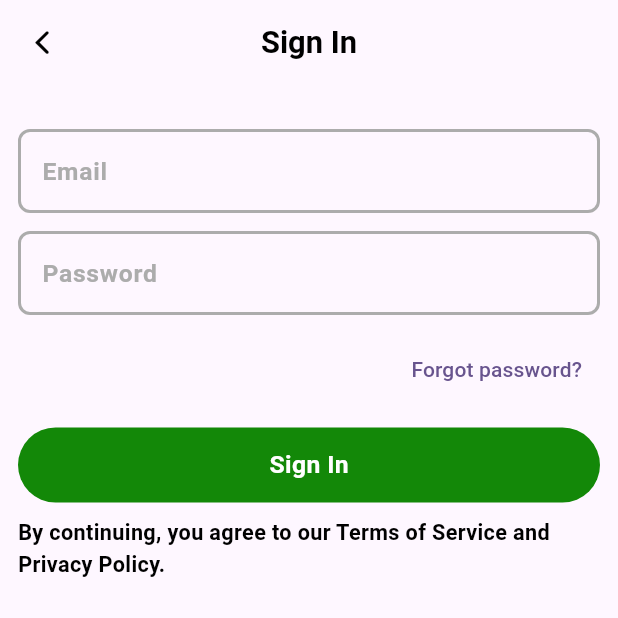
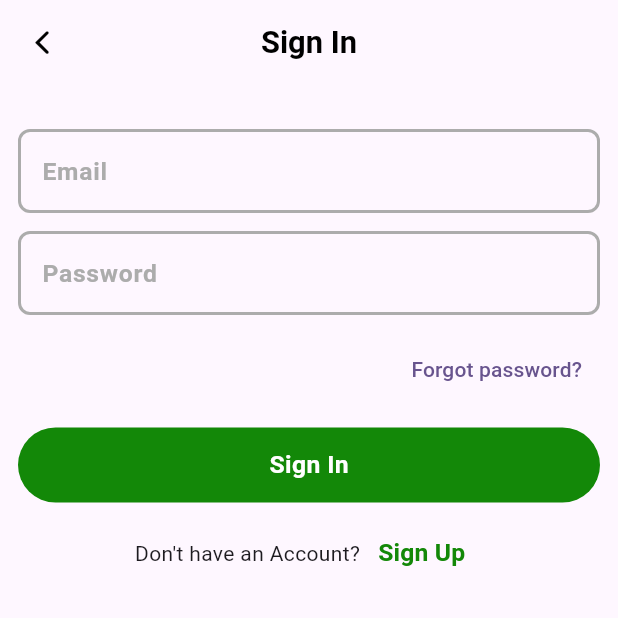
Before and after one commit to Universityprojects1/grad_project, a Flutter app: the screen it shows after launch, on a phone screen of 412 x 824 dp, the top half of it. Run offline on Flutter 3.47's test engine with Material 3 defaults, Android fonts, the phone set to English and light mode, and no system bars; our stand-ins replace bloc, dio, dropdown_button2, flutter_easyloading, flutter_secure_storage, gap and 4 more; accounts and stored records are empty; Roboto replaces fonts that are missing (Montserrat).

Commit message:
finish sign up screen

```diff
--- a/lib/config/routes/routes.dart
+++ b/lib/config/routes/routes.dart
@@ -1,4 +1,5 @@
 import 'package:final_proj/feature/auth/presentation/screens/sign_in/sign_in_screen.dart';
+import 'package:final_proj/feature/auth/presentation/screens/sign_up/sign_up_screen.dart';
 import 'package:final_proj/feature/auth/presentation/screens/splash/splash_screen.dart';
 import 'package:final_proj/feature/home_feature/home.dart';
 import 'package:go_router/go_router.dart';
@@ -24,7 +25,7 @@ class AppRoute {
       ),
       GoRoute(
         path: signUpScreen,
-        builder: (context, state) => const HomePage(),
+        builder: (context, state) => const SignUpScreen(),
       ),
     ],
   );
--- a/lib/core/utils/app_string.dart
+++ b/lib/core/utils/app_string.dart
@@ -17,4 +17,8 @@ abstract class AppString {
   static const String forgotPassword = "Forgot password?";
   static const String forgotPasswordWithoutQuestionMark = "Forgot password";
   static const String txtOfPolicy = "By continuing, you agree to our Terms of Service and Privacy Policy.";
+  static const String doNotHaveAccount = "Don't have an Account?";
+  static const String haveAccount = "Already have an Account?";
+  static const String name = "Name";
+  static const String phone = "Phone";
 }
--- a/lib/feature/auth/presentation/screens/sign_in/sign_in_screen.dart
+++ b/lib/feature/auth/presentation/screens/sign_in/sign_in_screen.dart
@@ -1,3 +1,4 @@
+import 'package:final_proj/config/routes/routes.dart';
 import 'package:final_proj/core/utils/app_color.dart';
 import 'package:final_proj/core/utils/app_string.dart';
 import 'package:final_proj/core/utils/component/custom_button.dart';
@@ -5,6 +6,7 @@ import 'package:final_proj/core/utils/fonts.dart';
 import 'package:final_proj/feature/auth/presentation/widgets/textFormFieldOfAuth.dart';
 import 'package:flutter/material.dart';
 import 'package:gap/gap.dart';
+import 'package:go_router/go_router.dart';
 
 import '../../widgets/custom_app-bar_of-auth.dart';
 
@@ -35,7 +37,6 @@ class _SignInScreenState extends State<SignInScreen> {
         child: Padding(
           padding: const EdgeInsets.symmetric(horizontal: 12.0),
           child: Column(
-            crossAxisAlignment: CrossAxisAlignment.end,
             children: [
               const Gap(30),
               CustomTextFieldOfAuth(
@@ -48,18 +49,31 @@ class _SignInScreenState extends State<SignInScreen> {
                 controller: TextEditingController(),
                 readOnly: false,
               ),
-              TextButton(
-                  onPressed: () {},
-                  child: const Text(AppString.forgotPassword)),
+              Align(
+                alignment: Alignment.centerRight,
+                child: TextButton(
+                    onPressed: () {},
+                    child: const Text(AppString.forgotPassword)),
+              ),
               const Gap(15),
               const CustomButton(
                   text: AppString.signIn, color: AppColor.primaryColor),
               const Gap(10),
-              Text(
-                AppString.txtOfPolicy,
-                style: AppFonts.textRegular14(context)
-                    .copyWith(fontWeight: FontWeight.bold),
-              )
+              Row(
+                mainAxisAlignment: MainAxisAlignment.center,
+                children: [
+                  const Text(AppString.doNotHaveAccount),
+                  TextButton(
+                      onPressed: () {
+                        GoRouter.of(context).push(AppRoute.signUpScreen);
+                      },
+                      child: Text(
+                        AppString.signUp,
+                        style: AppFonts.textSemiBold16(context)
+                            .copyWith(color: AppColor.primaryColor),
+                      )),
+                ],
+              ),
             ],
           ),
         ),
```
Also changed, not shown: lib/feature/auth/presentation/screens/sign_up/sign_up_screen.dart (added, +69 -0 lines).
